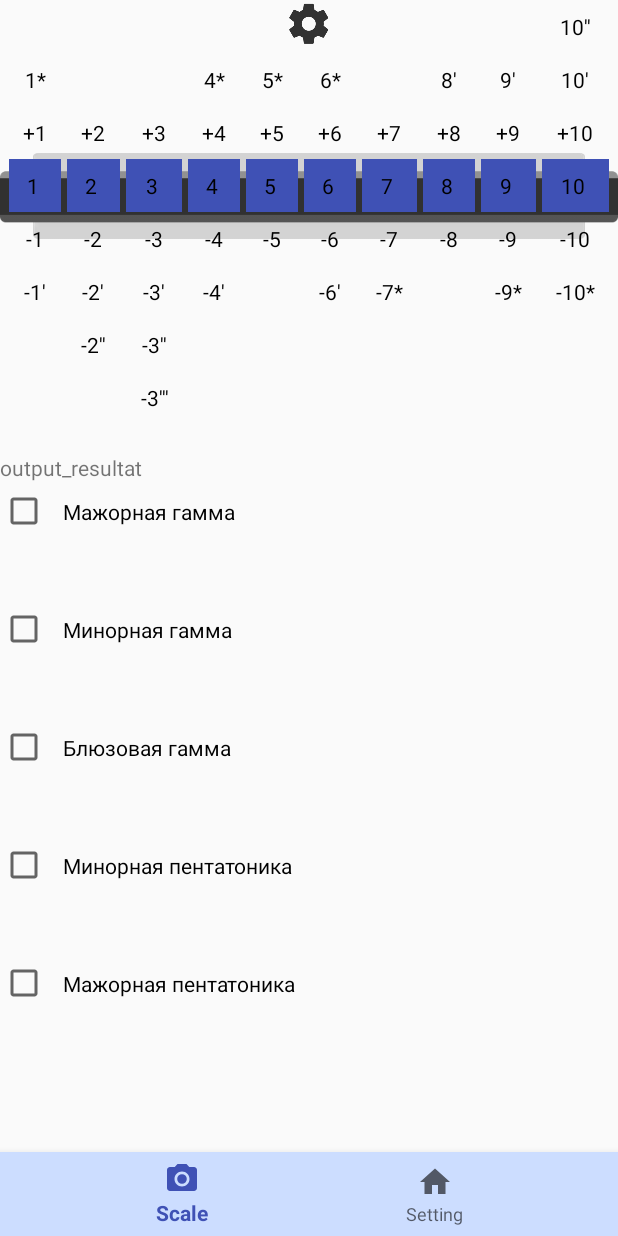
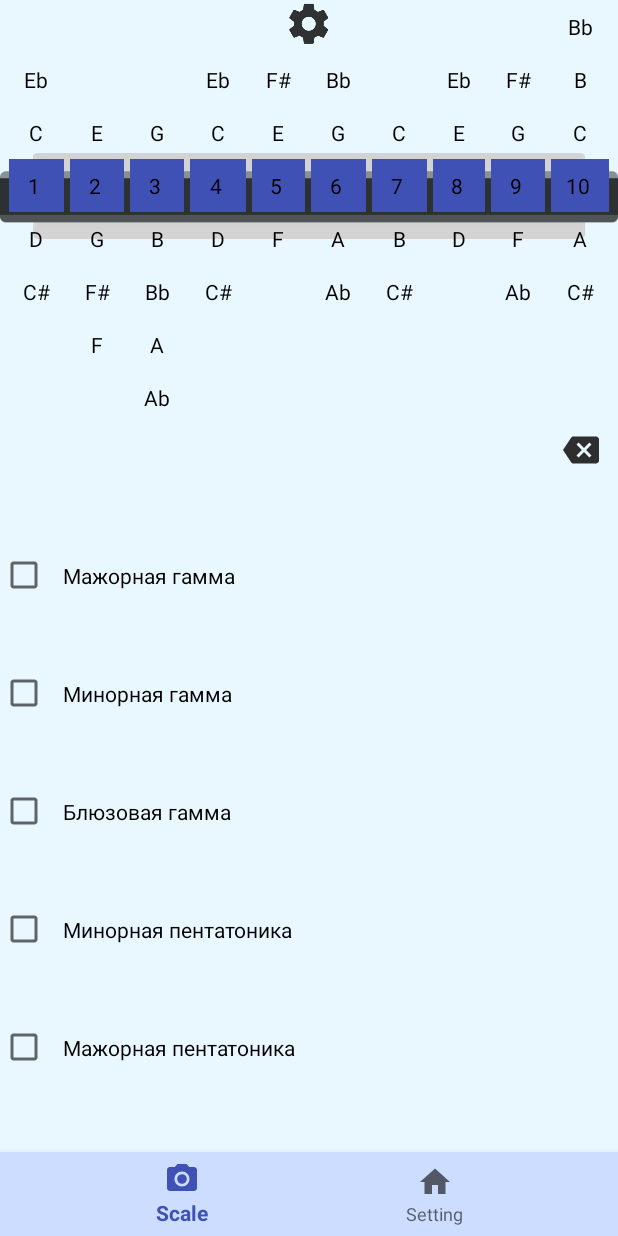
Before and after one commit to AndrianAD/kotlin_test, an Android app: the ScaleFragment screen opened through its navigation route, on a phone screen of 412 x 824 dp. Run offline under Robolectric (Android 15) with nearby library versions, the phone set to English and light mode, and no system bars; our stand-ins replace navigation-ui; 5 statements that could not run were skipped.

Commit message:
add backspace

```diff
--- a/app/src/main/java/com/example/kotlin_test/Fragments/ScaleFragment.kt
+++ b/app/src/main/java/com/example/kotlin_test/Fragments/ScaleFragment.kt
@@ -6,13 +6,26 @@ import android.view.LayoutInflater
 import android.view.View
 import android.view.ViewGroup
 import com.example.kotlin_test.R
+import com.example.kotlin_test.SecondActivity
+import com.example.kotlin_test.Util
+import kotlinx.android.synthetic.main.fragment_scale.*
+import kotlinx.android.synthetic.main.fragment_scale.view.*
 
 class ScaleFragment : androidx.fragment.app.Fragment() {
 
     override fun onCreateView(inflater: LayoutInflater, container: ViewGroup?,
                               savedInstanceState: Bundle?): View? {
-        // Inflate the layout for this fragment
-        return inflater.inflate(R.layout.fragment_scale, container, false)
+        var view: View = inflater.inflate(R.layout.fragment_scale, container, false)
+
+
+
+
+        view.checkBox__major.setOnClickListener {
+            var list = SecondActivity.harp1.value!!.allnote.slice(Util.majorScale)
+            var list2 = SecondActivity.harp1.value!!.allnote.slice(Util.majorScale)
+        }
+
+        return view
     }
 
 
--- a/app/src/main/java/com/example/kotlin_test/Fragments/SettingFragment.kt
+++ b/app/src/main/java/com/example/kotlin_test/Fragments/SettingFragment.kt
@@ -7,7 +7,6 @@ import android.view.ViewGroup
 import android.widget.SeekBar
 import com.example.kotlin_test.Data.Harp
 import com.example.kotlin_test.R
-import com.example.kotlin_test.SecondActivity
 import com.example.kotlin_test.SecondActivity.Companion.harp1
 import com.example.kotlin_test.SecondActivity.Companion.harp2
 import com.example.kotlin_test.Util
@@ -23,8 +22,9 @@ class SettingFragment : androidx.fragment.app.Fragment() {
     override fun onCreateView(inflater: LayoutInflater, container: ViewGroup?,
                               savedInstanceState: Bundle?): View? {
         var view: View = inflater.inflate(R.layout.fragment_setting, container, false)
+
+
         viewModel = getSharedViewModel()
-
         view.seekBarKey.setOnSeekBarChangeListener(object : SeekBar.OnSeekBarChangeListener {
 
             override fun onProgressChanged(seekBar: SeekBar, progress: Int, b: Boolean) {
--- a/app/src/main/java/com/example/kotlin_test/SecondActivity.kt
+++ b/app/src/main/java/com/example/kotlin_test/SecondActivity.kt
@@ -47,14 +47,6 @@ class SecondActivity : AppCompatActivity() {
         }
     }
 
-
-    private val majorScale = intArrayOf(2, 2, 1, 2, 2, 2, 1)
-    private val minorScale = intArrayOf(2, 1, 2, 2, 1, 2, 2)
-    private val bluesScale = intArrayOf(3, 2, 1, 1, 3, 2)
-    private val pentamajorScale = intArrayOf(2, 2, 3, 2, 3)
-    private val pentaminorScale = intArrayOf(3, 2, 2, 3, 2)
-
-
     override fun onCreate(savedInstanceState: Bundle?) {
         super.onCreate(savedInstanceState)
         setContentView(R.layout.activity_second)
@@ -77,12 +69,12 @@ class SecondActivity : AppCompatActivity() {
 
 
         viewModel.result.observe(this, androidx.lifecycle.Observer {
-            output_resultat.text = it
+            outputResult.text = it
 
         })
 
         viewModel.inPutText.observe(this, androidx.lifecycle.Observer {
-            input_resultat.text = it
+            inputResult.text = it
         })
 
 
@@ -90,6 +82,11 @@ class SecondActivity : AppCompatActivity() {
             tabsOrNotes = !tabsOrNotes
             showHarmonica(positionsGrid, harp1.value!!, harp1.value!!, harp2.value!!, tabsOrNotes)
             set3Hole(tabsOrNotes)
+        }
+
+        backspace.setOnClickListener {
+            viewModel.result.value = outputResult.text.dropLastWhile { it != ' ' }.dropLast(1).toString()
+            viewModel.inPutText.value = inputResult.text.dropLastWhile { it != ' ' }.dropLast(1).toString()
         }
 
     }
@@ -119,6 +116,15 @@ class SecondActivity : AppCompatActivity() {
             listOfActiveGrid.add(hole)
         }
 
+
+        var hole3 = findViewById<TextView>(R.id.b12)
+        hole3.setOnClickListener {
+            if (tabsOrNotes.not()) {
+                viewModel.inPutText.value += " " + hole3.text.toString()
+                viewModel.result.value = Util.getResult(harp1, harp2, viewModel.inPutText.value!!)
+            }
+        }
+
         for (element in listOfActiveGrid) {
             element.setOnClickListener {
                 if (tabsOrNotes.not()) {
--- a/app/src/main/java/com/example/kotlin_test/Util.kt
+++ b/app/src/main/java/com/example/kotlin_test/Util.kt
@@ -29,6 +29,12 @@ object Util {
         return str
     }
 
+
+     val majorScale = listOf(2, 2, 1, 2, 2, 2, 1)
+     val minorScale = listOf(2, 1, 2, 2, 1, 2, 2)
+     val bluesScale = listOf(3, 2, 1, 1, 3, 2)
+     val pentamajorScale = listOf(2, 2, 3, 2, 3)
+     val pentaminorScale = listOf(3, 2, 2, 3, 2)
 
     val TABS = arrayOf("+1", "-1'", "-1", "1*", "+2", "-2''", "-2'", "-2", "-3'''", "-3''", "-3'", "-3", "+4", "-4'",
             "-4", "4*", "+5", "-5", "5*", "+6", "-6'", "-6", "6*", "-7", "+7", "-7*", "-8", "8'", "+8", "-9", "9'",
--- /dev/null
+++ b/app/src/main/res/drawable/ic_backspace_black_24dp.xml
@@ -0,0 +1,9 @@
+<vector xmlns:android="http://schemas.android.com/apk/res/android"
+        android:width="24dp"
+        android:height="24dp"
+        android:viewportWidth="24.0"
+        android:viewportHeight="24.0">
+    <path
+        android:fillColor="#2E2E2E"
+        android:pathData="M22,3L7,3c-0.69,0 -1.23,0.35 -1.59,0.88L0,12l5.41,8.11c0.36,0.53 0.9,0.89 1.59,0.89h15c1.1,0 2,-0.9 2,-2L24,5c0,-1.1 -0.9,-2 -2,-2zM19,15.59L17.59,17 14,13.41 10.41,17 9,15.59 12.59,12 9,8.41 10.41,7 14,10.59 17.59,7 19,8.41 15.41,12 19,15.59z"/>
+</vector>
--- a/app/src/main/res/layout/activity_second.xml
+++ b/app/src/main/res/layout/activity_second.xml
@@ -3,7 +3,8 @@
     xmlns:app="http://schemas.android.com/apk/res-auto"
     xmlns:grid="http://schemas.android.com/tools"
     android:layout_width="match_parent"
-    android:layout_height="match_parent">
+    android:layout_height="match_parent"
+    android:background="@color/Background2">
 
     <ScrollView
         android:id="@+id/scroll"
@@ -23,7 +24,7 @@
                 app:defaultNavHost="true"
                 app:layout_constraintEnd_toEndOf="parent"
                 app:layout_constraintStart_toStartOf="parent"
-                app:layout_constraintTop_toBottomOf="@id/output_resultat"
+                app:layout_constraintTop_toBottomOf="@id/outputResult"
                 app:navGraph="@navigation/mobile_navigation" />
 
             <ImageView
@@ -448,22 +449,43 @@
                 app:layout_constraintTop_toTopOf="parent"
                 app:srcCompat="@drawable/ic_setting" />
 
+            <ImageView
+                android:id="@+id/backspace"
+                android:layout_width="wrap_content"
+                android:layout_height="wrap_content"
+                android:background="?android:selectableItemBackground"
+                android:clickable="true"
+                android:focusable="true"
+                android:layout_marginEnd="10dp"
+                android:padding="5dp"
+                app:layout_constraintEnd_toEndOf="parent"
+                app:layout_constraintStart_toEndOf="@+id/inputResult"
+                app:layout_constraintTop_toBottomOf="@+id/grid_layout"
+                app:srcCompat="@drawable/ic_backspace_black_24dp" />
+
             <TextView
-                android:id="@+id/input_resultat"
+                android:id="@+id/inputResult"
                 android:layout_width="match_parent"
                 android:layout_height="wrap_content"
+                android:layout_marginStart="10dp"
+                android:layout_marginEnd="40dp"
+                android:textColor="@android:color/black"
+                android:textSize="30sp"
                 app:layout_constraintEnd_toEndOf="parent"
                 app:layout_constraintStart_toStartOf="parent"
                 app:layout_constraintTop_toBottomOf="@id/grid_layout" />
 
             <TextView
-                android:id="@+id/output_resultat"
+                android:id="@+id/outputResult"
                 android:layout_width="match_parent"
                 android:layout_height="wrap_content"
-                android:text="output_resultat"
+                android:layout_marginStart="10dp"
+                android:layout_marginEnd="40dp"
+                android:textColor="@android:color/black"
+                android:textSize="30sp"
                 app:layout_constraintEnd_toEndOf="parent"
                 app:layout_constraintStart_toStartOf="parent"
-                app:layout_constraintTop_toBottomOf="@id/input_resultat" />
+                app:layout_constraintTop_toBottomOf="@id/inputResult" />
 
         </androidx.constraintlayout.widget.ConstraintLayout>
 
--- a/app/src/main/res/values/colors.xml
+++ b/app/src/main/res/values/colors.xml
@@ -4,4 +4,6 @@
     <color name="colorPrimaryDark">#303F9F</color>
     <color name="colorAccent">#FF4081</color>
     <color name="Background">#ccddff</color>
+
+    <color name="Background2">#E9F8FF</color>
 </resources>
```
